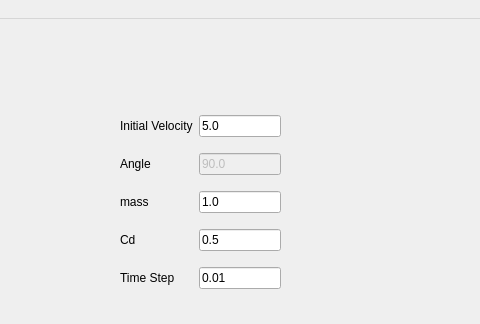
This is gui/MainWindow.ui in qtrocket/qtrocket as Qt 5 draws it before an edit; both pictures show x 406 to 886 and y 0 to 324 of the 1031 by 694 pixel window. The edited form follows.
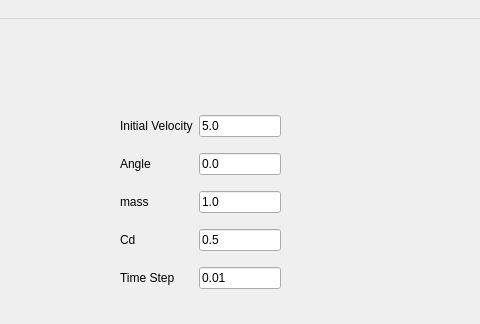
This is the edited form. Icons and pictures are not drawn. Custom widgets are drawn as their Qt base class.

Diff of the .ui file:
```diff
--- a/gui/MainWindow.ui
+++ b/gui/MainWindow.ui
@@ -92,14 +92,11 @@
        <layout class="QGridLayout" name="gridLayout">
         <item row="1" column="1">
          <widget class="QLineEdit" name="initialAngle">
-          <property name="enabled">
-           <bool>false</bool>
+          <property name="toolTip">
+           <string>Launch angle in degrees from vertical (0 = straight up, 90 = horizontal)</string>
           </property>
           <property name="text">
-           <string>90.0</string>
-          </property>
-          <property name="readOnly">
-           <bool>true</bool>
+           <string>0.0</string>
           </property>
          </widget>
         </item>
```
